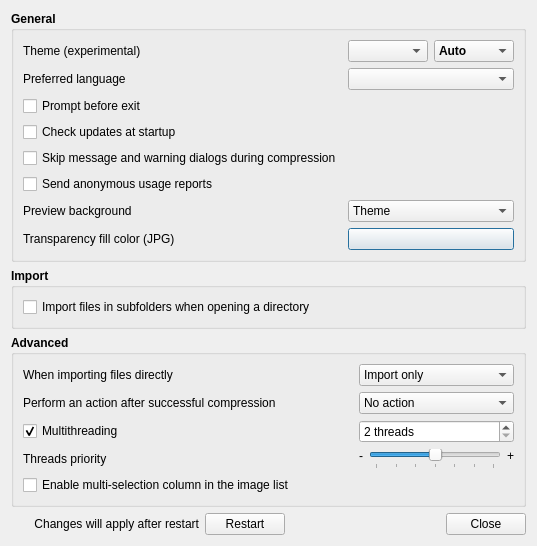
First picture: the form in views/PreferencesDialog.ui, repository zhai23/caesium-image-compressor, before the edit.
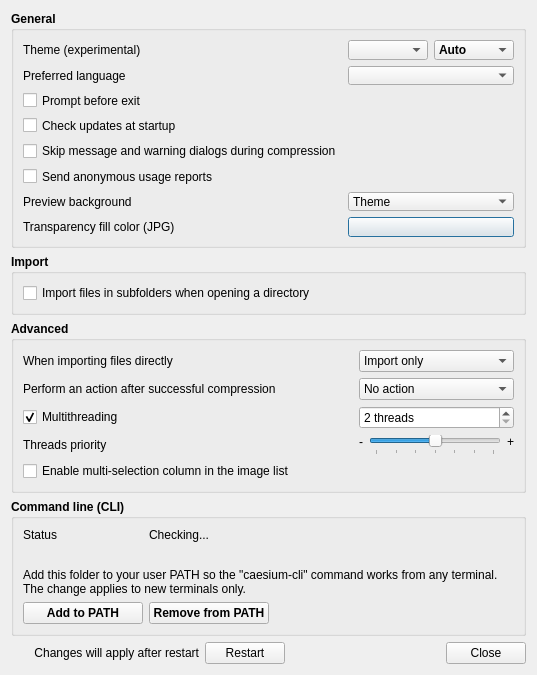
Second picture: the form after the edit. Icons and pictures are not drawn.

The edit to the form file:
```diff
--- a/views/PreferencesDialog.ui
+++ b/views/PreferencesDialog.ui
@@ -10,7 +10,7 @@
     <x>0</x>
     <y>0</y>
     <width>537</width>
-    <height>459</height>
+    <height>580</height>
    </rect>
   </property>
   <property name="focusPolicy">
@@ -519,13 +519,117 @@
           </property>
          </widget>
         </item>
-       </layout>
-      </item>
-     </layout>
-    </widget>
-   </item>
-   <item>
-    <layout class="QHBoxLayout" name="horizontalLayout_2">
+        </layout>
+       </item>
+      </layout>
+     </widget>
+    </item>
+    <item>
+     <widget class="QGroupBox" name="cli_GroupBox">
+      <property name="font">
+       <font>
+        <bold>true</bold>
+       </font>
+      </property>
+      <property name="title">
+       <string>Command line (CLI)</string>
+      </property>
+      <property name="flat">
+       <bool>true</bool>
+      </property>
+      <layout class="QGridLayout" name="cli_GridLayout">
+       <item row="0" column="0">
+        <widget class="QLabel" name="cliStatus_Label">
+         <property name="font">
+          <font>
+           <bold>false</bold>
+          </font>
+         </property>
+         <property name="text">
+          <string>Status</string>
+         </property>
+        </widget>
+       </item>
+       <item row="0" column="1" colspan="3">
+        <widget class="QLabel" name="cliPathStatus_Label">
+         <property name="font">
+          <font>
+           <bold>false</bold>
+          </font>
+         </property>
+         <property name="text">
+          <string>Checking...</string>
+         </property>
+        </widget>
+       </item>
+       <item row="1" column="0" colspan="4">
+        <widget class="QLabel" name="cliPathValue_Label">
+         <property name="font">
+          <font>
+           <bold>false</bold>
+          </font>
+         </property>
+         <property name="text">
+          <string/>
+         </property>
+         <property name="textFormat">
+          <enum>Qt::TextFormat::PlainText</enum>
+         </property>
+         <property name="wordWrap">
+          <bool>true</bool>
+         </property>
+        </widget>
+       </item>
+       <item row="2" column="0" colspan="4">
+        <widget class="QLabel" name="cliHint_Label">
+         <property name="font">
+          <font>
+           <bold>false</bold>
+          </font>
+         </property>
+         <property name="text">
+          <string>Add this folder to your user PATH so the "caesium-cli" command works from any terminal. The change applies to new terminals only.</string>
+         </property>
+         <property name="textFormat">
+          <enum>Qt::TextFormat::PlainText</enum>
+         </property>
+         <property name="wordWrap">
+          <bool>true</bool>
+         </property>
+        </widget>
+       </item>
+       <item row="3" column="0">
+        <widget class="QPushButton" name="cliAddToPath_Button">
+         <property name="text">
+          <string>Add to PATH</string>
+         </property>
+        </widget>
+       </item>
+       <item row="3" column="1">
+        <widget class="QPushButton" name="cliRemoveFromPath_Button">
+         <property name="text">
+          <string>Remove from PATH</string>
+         </property>
+        </widget>
+       </item>
+       <item row="3" column="2" colspan="2">
+        <spacer name="cli_HSpacer">
+         <property name="orientation">
+          <enum>Qt::Orientation::Horizontal</enum>
+         </property>
+         <property name="sizeHint" stdset="0">
+          <size>
+           <width>40</width>
+           <height>20</height>
+          </size>
+         </property>
+        </spacer>
+       </item>
+      </layout>
+     </widget>
+    </item>
+    <item>
+     <layout class="QHBoxLayout" name="horizontalLayout_2">
      <item>
       <widget class="QLabel" name="changesAfterRestartTheme_LabelIcon">
        <property name="sizePolicy">
```
